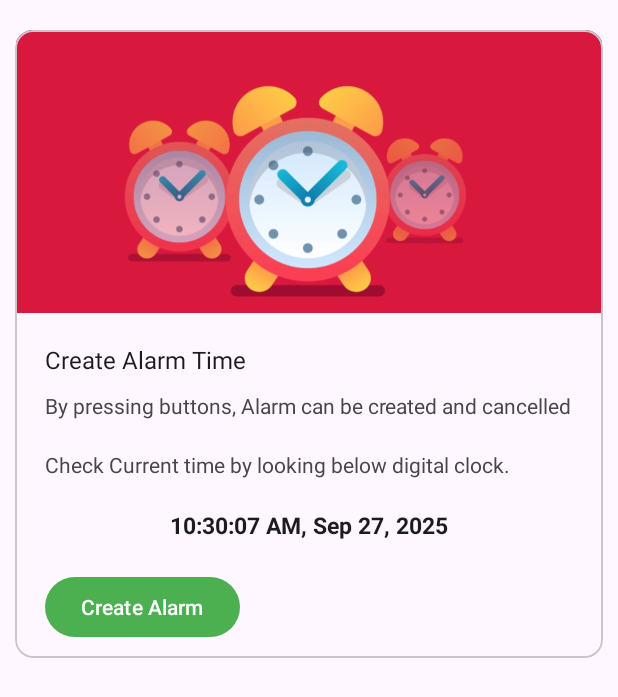
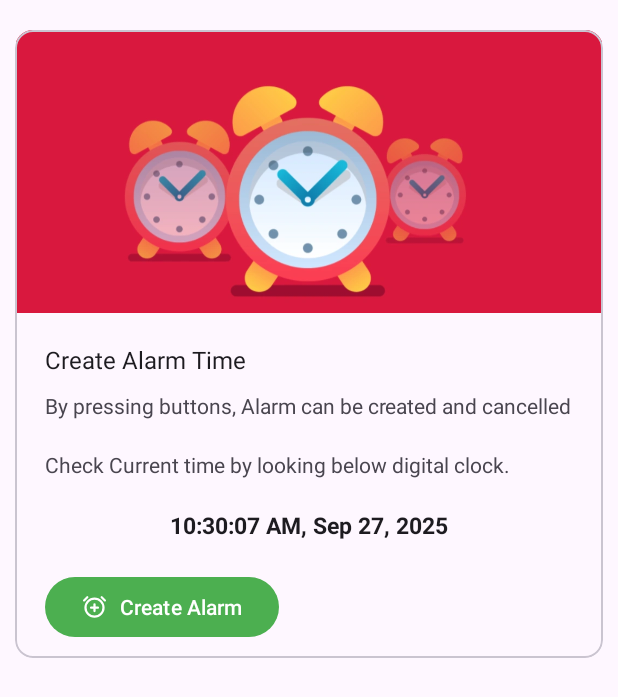
Before and after one commit to Mr-Dev-Coder/MAD_23012531065_Practical4, an Android app: the screen it shows after launch (MainActivity), on a phone screen of 412 x 824 dp. Shown: the top 697 px of the screen. Run offline under Robolectric (Android 15) with nearby library versions, the phone set to English and light mode, and no system bars.

Commit message:
Update activity_main.xml

```diff
--- a/app/src/main/res/layout/activity_main.xml
+++ b/app/src/main/res/layout/activity_main.xml
@@ -95,6 +95,7 @@
                         android:layout_marginTop="20dp"
                         android:layout_marginBottom="10dp"
                         android:text="@string/createAlarm"
+                        app:icon="@drawable/rounded_alarm_add_24"
                         app:layout_constraintBottom_toBottomOf="parent"
                         app:layout_constraintStart_toStartOf="@+id/textView3"
                         app:layout_constraintTop_toBottomOf="@+id/textClock" />
@@ -160,6 +161,7 @@
                         android:layout_marginStart="20dp"
                         android:layout_marginTop="20dp"
                         android:layout_marginBottom="10dp"
+                        app:icon="@drawable/rounded_alarm_off_24"
                         android:backgroundTint="@color/dark_green"
                         android:text="@string/cancel_alarm"
                         app:layout_constraintBottom_toBottomOf="parent"
```
